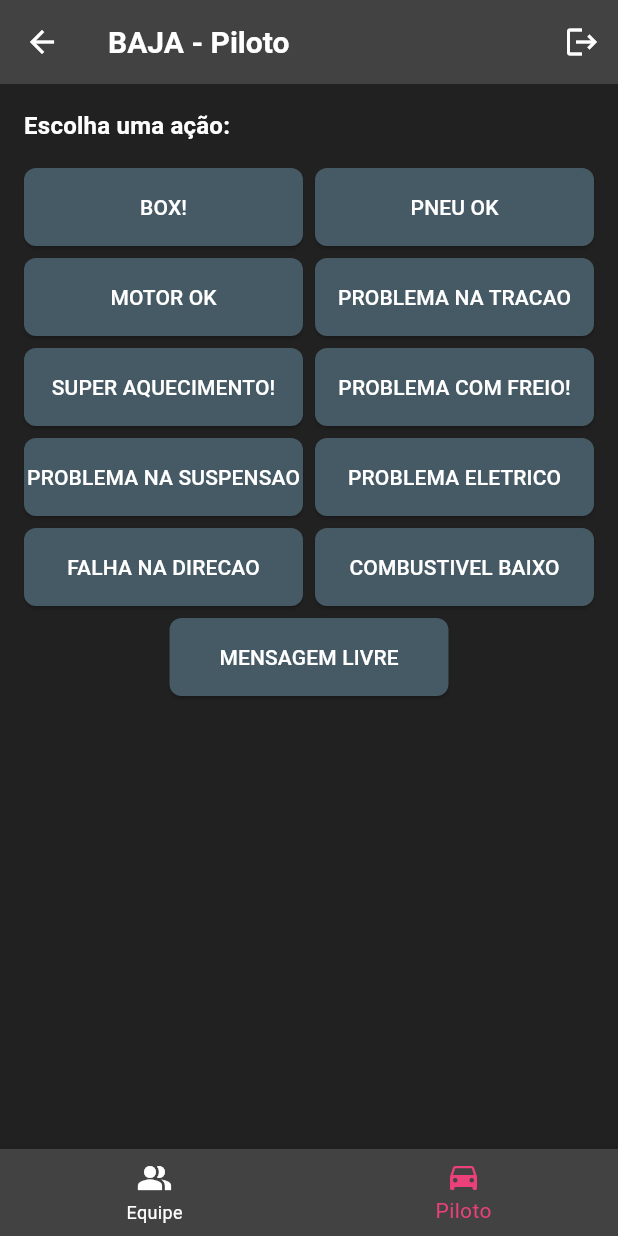
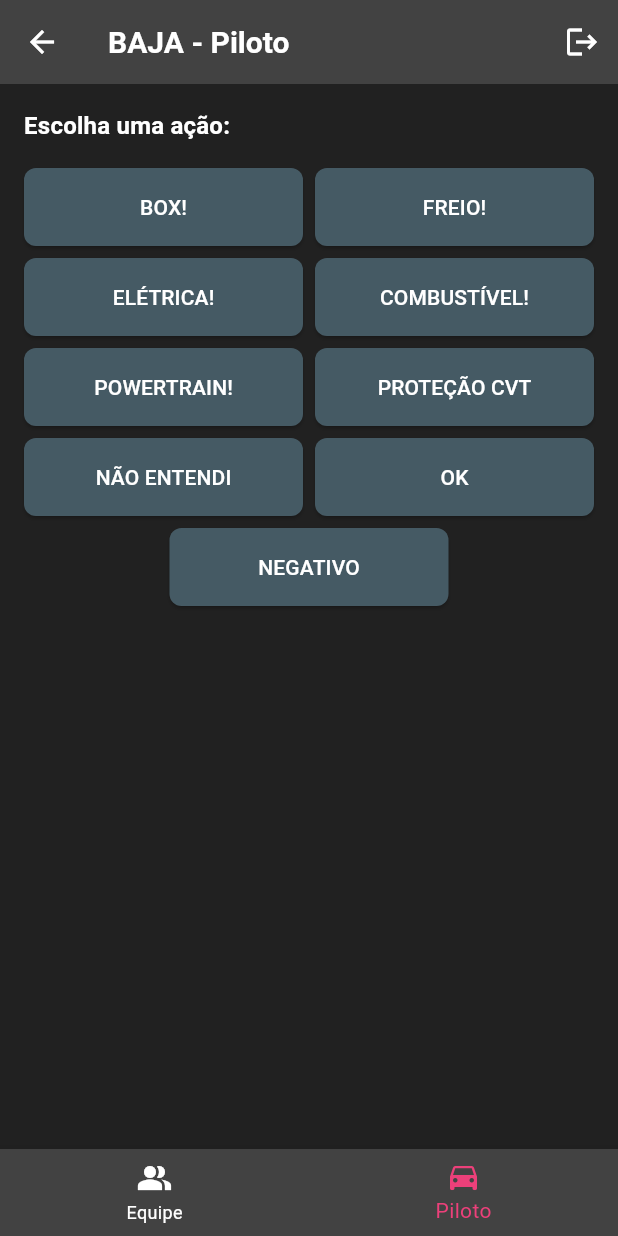
Before and after one commit to ZucattiBrabaum/ps-baja, a Flutter app: the RootScreen screen opened directly, on a phone screen of 412 x 824 dp. Run offline on Flutter 3.47's test engine with Material 3 defaults, Android fonts, the phone set to English and light mode, and no system bars.

Commit message:
troca simples das msgs

```diff
--- a/baja_ps_2/lib/classes.dart
+++ b/baja_ps_2/lib/classes.dart
@@ -138,16 +138,14 @@ class BajaChat extends ChangeNotifier {
 
   List<String> _options = [
     "BOX!",
-    "PNEU OK",
-    "MOTOR OK",
-    "PROBLEMA NA TRACAO",
-    "SUPER AQUECIMENTO!",
-    "PROBLEMA COM FREIO!",
-    "PROBLEMA NA SUSPENSAO",
-    "PROBLEMA ELETRICO",
-    "FALHA NA DIRECAO",
-    "COMBUSTIVEL BAIXO",
-    "MENSAGEM LIVRE",
+    "FREIO!",
+    "ELÉTRICA!",
+    "COMBUSTÍVEL!",
+    "POWERTRAIN!",
+    "PROTEÇÃO CVT",
+    "NÃO ENTENDI",
+    "OK",
+    "NEGATIVO",
   ];
 
   List<String> get options => _options;
```
